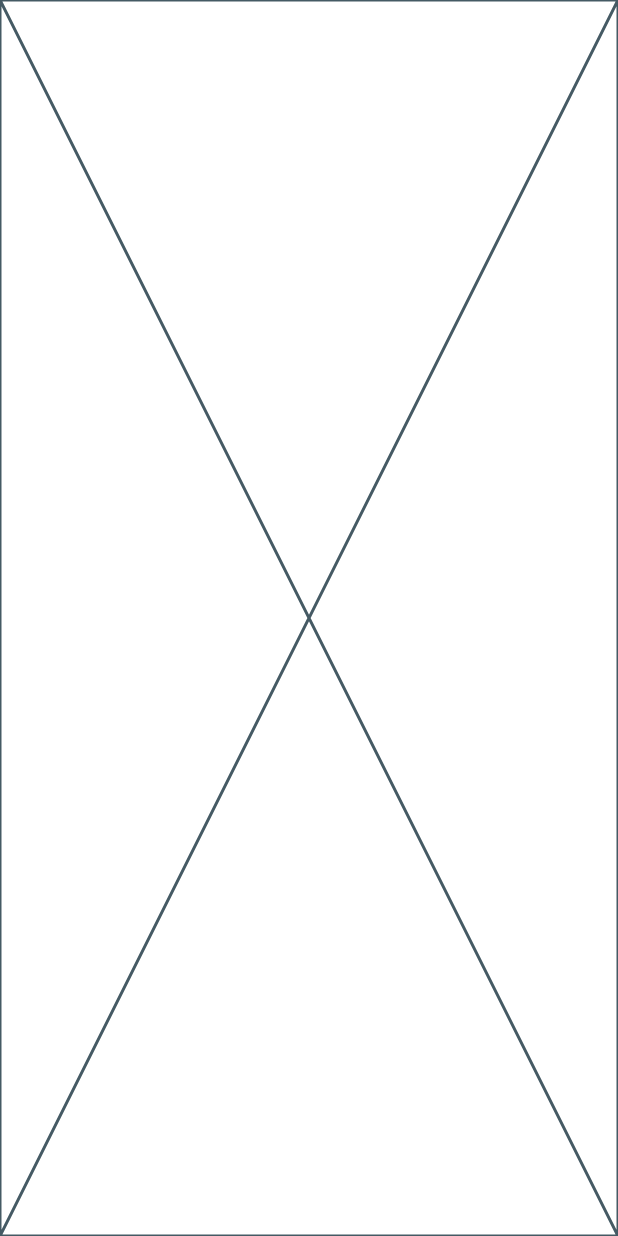
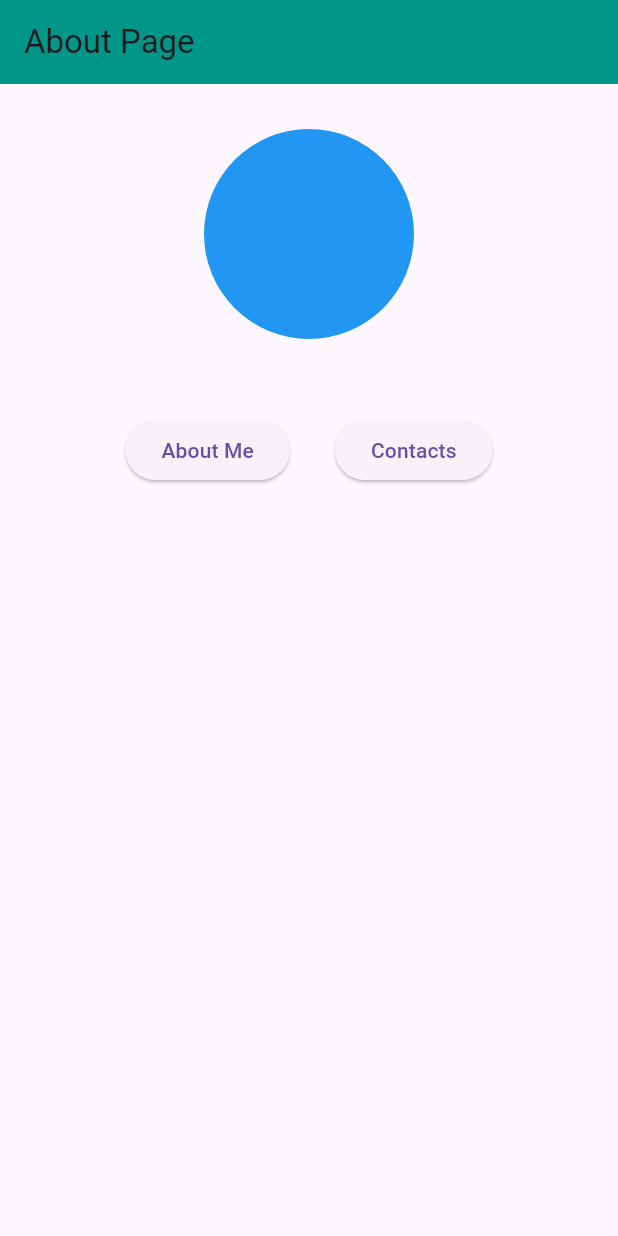
Before and after one commit to joelplr/MyPortfolio, a Flutter app: the screen it shows after launch, on a phone screen of 412 x 824 dp. Run offline on Flutter 3.47's test engine with Material 3 defaults, Android fonts, the phone set to English and light mode, and no system bars.

Commit message:
Circle avathar and two buttons added

```diff
--- a/details/lib/Screen/home.dart
+++ b/details/lib/Screen/home.dart
@@ -5,6 +5,27 @@ class HomePage extends StatelessWidget {
 
   @override
   Widget build(BuildContext context) {
-    return const Placeholder();
+    return Scaffold(
+      appBar: AppBar(title: Text("About Page"), backgroundColor: Colors.teal),
+      body: Center(
+        child: Column(
+          crossAxisAlignment: CrossAxisAlignment.center,
+          //mainAxisAlignment: MainAxisAlignment.center,
+          children: [
+            SizedBox(height: 30),
+            CircleAvatar(radius: 70, backgroundColor: Colors.blue),
+            SizedBox(height: 50),
+            Row(
+              mainAxisAlignment: MainAxisAlignment.center,
+              children: [
+                ElevatedButton(onPressed: () {}, child: Text('About Me')),
+                SizedBox(width: 30,),
+                ElevatedButton(onPressed: (){}, child: Text("Contacts"))
+              ],
+            ),
+          ],
+        ),
+      ),
+    );
   }
 }
--- a/details/lib/main.dart
+++ b/details/lib/main.dart
@@ -15,7 +15,7 @@ class MyApp extends StatelessWidget {
   @override
   Widget build(BuildContext context) {
     return MaterialApp(
-
+      debugShowCheckedModeBanner: false,
       home:HomePage() ,
     );
   }
```
